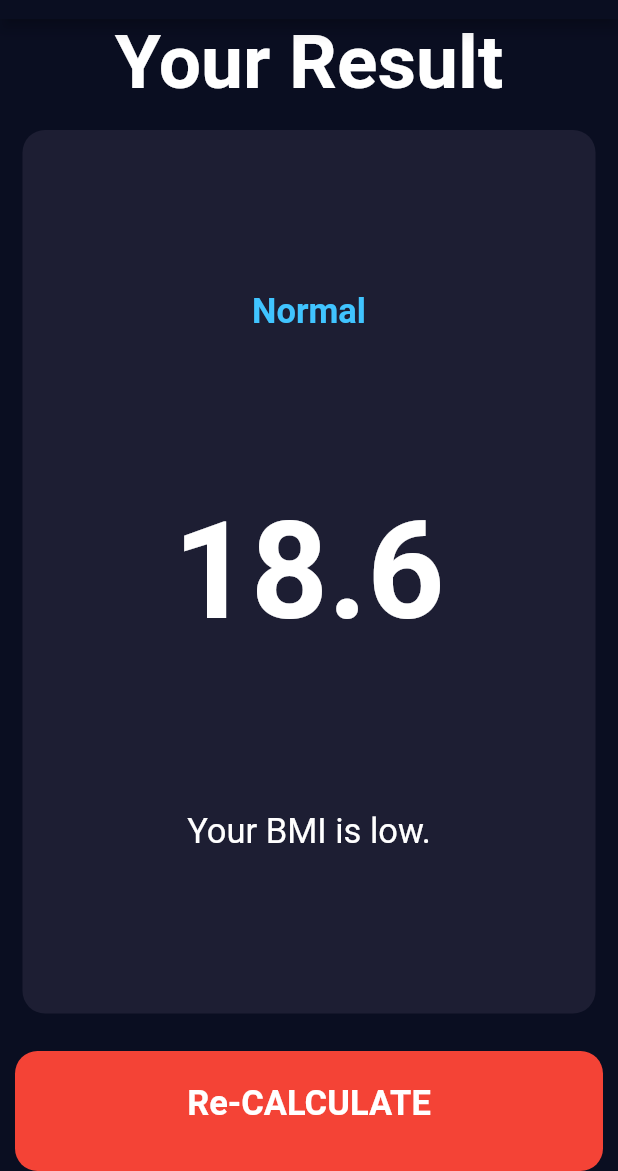
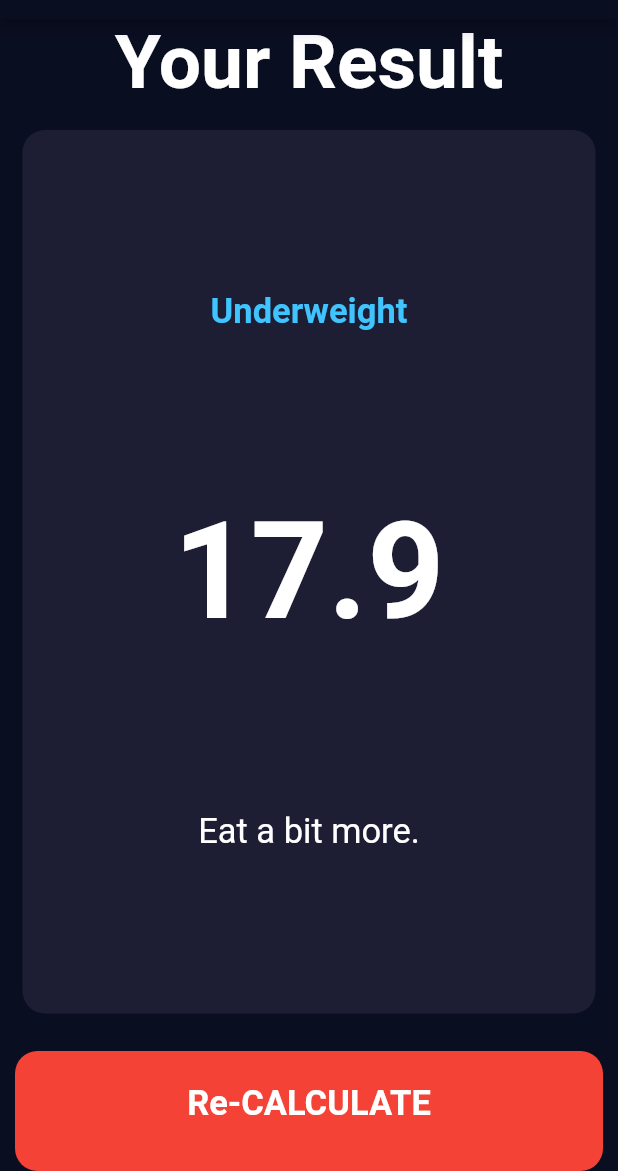
Before and after one commit to tk-code-dev/flutter_bmi, a Flutter app: the screen it shows after launch, after a tap on "CALCULATE", on a phone screen of 412 x 824 dp, the part 65-1236 px from its top. Run offline on Flutter 3.47's test engine with Material 2 defaults, Android fonts, the phone set to English and light mode, and no system bars; our stand-ins replace font_awesome_flutter.

Commit message:
change BMI calculator

```diff
--- /dev/null
+++ b/lib/calculator_bmi.dart
@@ -0,0 +1,35 @@
+import 'dart:math';
+
+class CalculatorBMI {
+  // Body Mass Index
+  final int height;
+  final int weight;
+  double _bmi;
+
+  CalculatorBMI({this.height, this.weight});
+
+  String calBMI() {
+    _bmi = 1.3 * weight / pow(height / 100, 2.5); // BMI=1.3weight/height^{2.5}
+    return _bmi.toStringAsFixed(1);
+  }
+
+  String getResult() {
+    if (_bmi >= 25.0) {
+      return 'Overweight';
+    } else if (_bmi >= 18.5) {
+      return 'Normal';
+    } else {
+      return 'Underweight';
+    }
+  }
+
+  String getInterpretation() {
+    if (_bmi >= 25.0) {
+      return 'Try to exercise more.';
+    } else if (_bmi >= 18.5) {
+      return 'Good.';
+    } else {
+      return 'Eat a bit more.';
+    }
+  }
+}
--- a/lib/screens/input_page.dart
+++ b/lib/screens/input_page.dart
@@ -1,11 +1,12 @@
 import 'package:flutter/material.dart';
 import 'package:font_awesome_flutter/font_awesome_flutter.dart';
-import '../components/icon_content.dart';
-import '../components/reusable_card.dart';
-import '../constants.dart';
+import 'package:bmi_calculator/components/icon_content.dart';
+import 'package:bmi_calculator/components/reusable_card.dart';
+import 'package:bmi_calculator/constants.dart';
 import 'results_page.dart';
-import '../components/bottom_button.dart';
-import '../components/round_icon_button.dart';
+import 'package:bmi_calculator/components/bottom_button.dart';
+import 'package:bmi_calculator/components/round_icon_button.dart';
+import 'package:bmi_calculator/calculator_bmi.dart';
 
 enum Gender { male, female }
 
@@ -210,8 +211,16 @@ class _InputPageState extends State<InputPage> {
             BottomButton(
               buttonTitle: 'CALCULATE',
               onTap: () {
-                Navigator.push(context,
-                    MaterialPageRoute(builder: (context) => ResultsPage()));
+                CalculatorBMI calculatorBmi =
+                    CalculatorBMI(height: height, weight: weight);
+                Navigator.push(
+                    context,
+                    MaterialPageRoute(
+                        builder: (context) => ResultsPage(
+                              bmiResult: calculatorBmi.calBMI(),
+                              resultText: calculatorBmi.getResult(),
+                              interpretation: calculatorBmi.getInterpretation(),
+                            )));
               },
             )
           ],
--- a/lib/screens/results_page.dart
+++ b/lib/screens/results_page.dart
@@ -1,9 +1,18 @@
-import '../components/reusable_card.dart';
+import 'package:bmi_calculator/components/reusable_card.dart';
 import 'package:flutter/material.dart';
-import '../constants.dart';
-import '../components/bottom_button.dart';
+import 'package:bmi_calculator/constants.dart';
+import 'package:bmi_calculator/components/bottom_button.dart';
 
 class ResultsPage extends StatelessWidget {
+  final bmiResult;
+  final resultText;
+  final interpretation;
+
+  ResultsPage(
+      {@required this.bmiResult,
+      @required this.resultText,
+      @required this.interpretation});
+
   @override
   Widget build(BuildContext context) {
     return Scaffold(
@@ -31,15 +40,15 @@ class ResultsPage extends StatelessWidget {
                   crossAxisAlignment: CrossAxisAlignment.center,
                   children: <Widget>[
                     Text(
-                      'Normal',
+                      resultText,
                       style: kResultTextStyle,
                     ),
                     Text(
-                      '18.6',
+                      bmiResult,
                       style: kBMITextStyle,
                     ),
                     Text(
-                      'Your BMI is low.',
+                      interpretation,
                       style: kBodyTextStyle,
                     ),
                   ],
```
Also changed, not shown: images/bmi_img1.png (added), images/bmi_img2.png (added).
